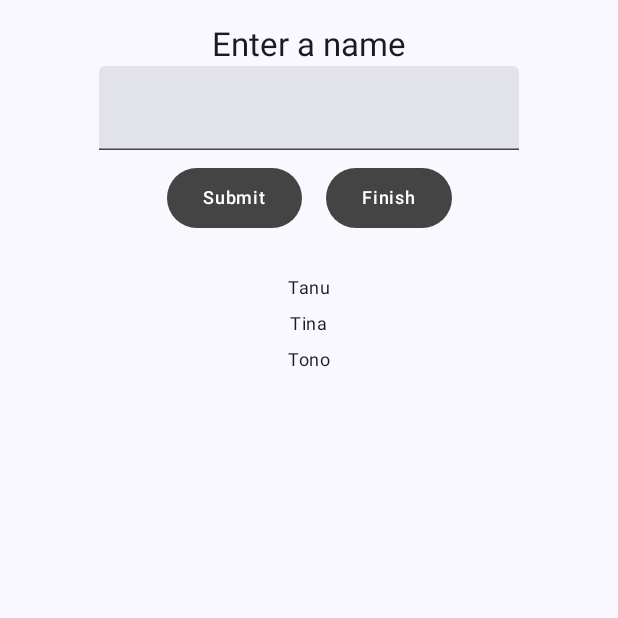
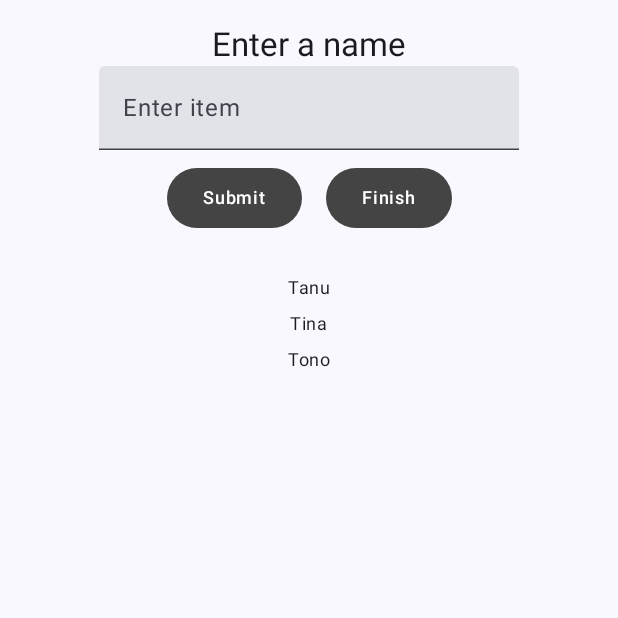
Before and after one commit to UnderFox3/LAB_WEEK_09, an Android app built with Jetpack Compose: the screen it shows after launch (MainActivity), after a tap on "Submit", on a phone screen of 412 x 824 dp, the top half of it. Run offline under Robolectric (Android 15) with nearby library versions, the phone set to English and light mode, and no system bars.

Commit message:
Commit No. 5 - Assignment

```diff
--- a/app/src/main/java/com/example/lab_week_09/MainActivity.kt
+++ b/app/src/main/java/com/example/lab_week_09/MainActivity.kt
@@ -1,6 +1,7 @@
 package com.example.lab_week_09
 
 import android.os.Bundle
+import android.widget.Toast
 import androidx.activity.ComponentActivity
 import androidx.activity.compose.setContent
 import androidx.activity.enableEdgeToEdge
@@ -24,6 +25,7 @@ import androidx.compose.runtime.remember
 import androidx.compose.runtime.snapshots.SnapshotStateList
 import androidx.compose.ui.Alignment
 import androidx.compose.ui.Modifier
+import androidx.compose.ui.platform.LocalContext
 import androidx.compose.ui.res.stringResource
 import androidx.compose.ui.text.input.KeyboardType
 import androidx.compose.ui.tooling.preview.Preview
@@ -116,20 +118,34 @@ fun HomeContent(
                  TextField(
                     value = inputField.name,
                     keyboardOptions = KeyboardOptions(keyboardType = KeyboardType.Text),
+                     label = { Text("Enter item") },
                     onValueChange = {
                         onInputValueChange(it)
                     }
-                )
+                 )
+
+                val context = LocalContext.current
 
                 Row {
-                    PrimaryTextButton(text = stringResource(
-                        id = R.string.button_click)
+                    PrimaryTextButton(
+                        text = stringResource(id = R.string.button_click)
                     ) {
-                        onButtonClick()
+                        if(inputField.name.isNotBlank()) {
+                            onButtonClick()
+                        } else {
+                            Toast.makeText(context, "Please enter a name before submitting", Toast.LENGTH_SHORT).show()
+                        }
                     }
 
-                    PrimaryTextButton(text = stringResource(id = R.string.button_navigate)) {
-                        navigateFromHomeToResult()
+                    PrimaryTextButton(
+                        text = stringResource(id = R.string.button_navigate)
+                    ) {
+                        if(listData.isNotEmpty()) {
+                            navigateFromHomeToResult()
+                        } else {
+                            Toast.makeText(context, "The data list cannot be empty to finish",
+                                Toast.LENGTH_SHORT)
+                        }
                     }
                 }
             }
```
